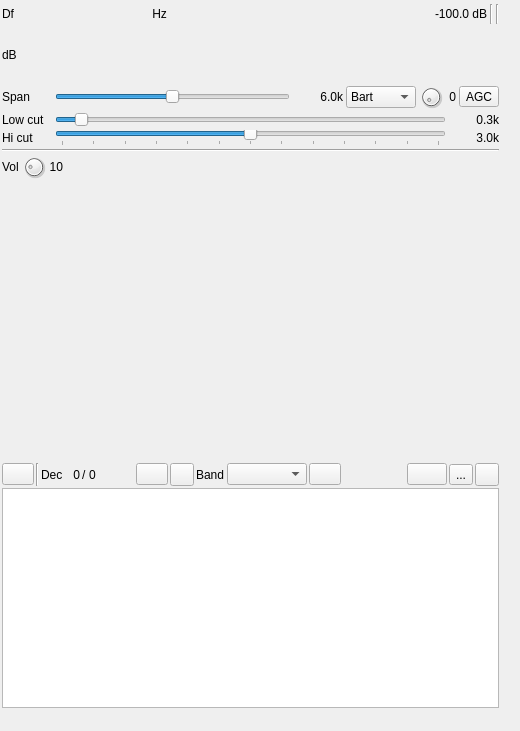
f4exb/sdrangel, file plugins/channelrx/demodft8/ft8demodgui.ui: the form before one commit.
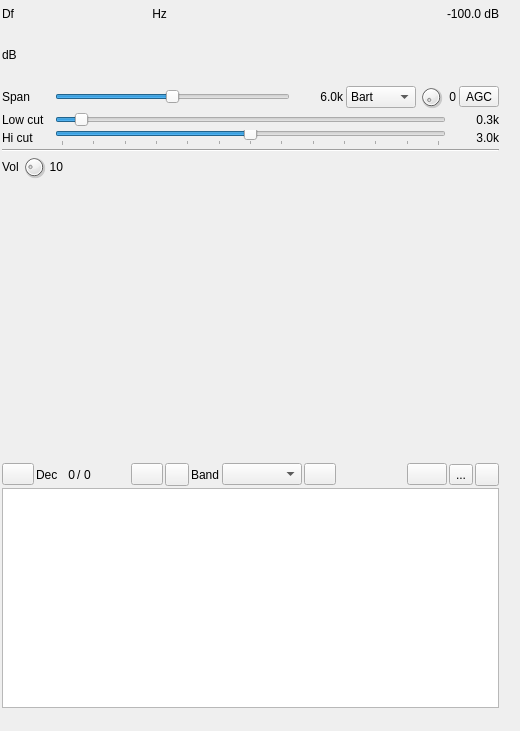
The form after the commit. Icons and pictures are not drawn. Custom widgets are drawn as their Qt base class.

Patch:
```diff
--- a/plugins/channelrx/demodft8/ft8demodgui.ui
+++ b/plugins/channelrx/demodft8/ft8demodgui.ui
@@ -160,24 +160,6 @@
         </property>
        </widget>
       </item>
-      <item>
-       <widget class="Line" name="line">
-        <property name="orientation">
-         <enum>Qt::Vertical</enum>
-        </property>
-       </widget>
-      </item>
-      <item>
-       <layout class="QHBoxLayout" name="audioOptionsLayout">
-        <item>
-         <widget class="Line" name="line_4">
-          <property name="orientation">
-           <enum>Qt::Vertical</enum>
-          </property>
-         </widget>
-        </item>
-       </layout>
-      </item>
      </layout>
     </item>
     <item>
@@ -799,13 +781,6 @@
         </property>
        </widget>
       </item>
-      <item>
-       <widget class="Line" name="line_5">
-        <property name="orientation">
-         <enum>Qt::Vertical</enum>
-        </property>
-       </widget>
-      </item>
       <item>
        <widget class="QLabel" name="nbDecodesLabel">
         <property name="text">
```
